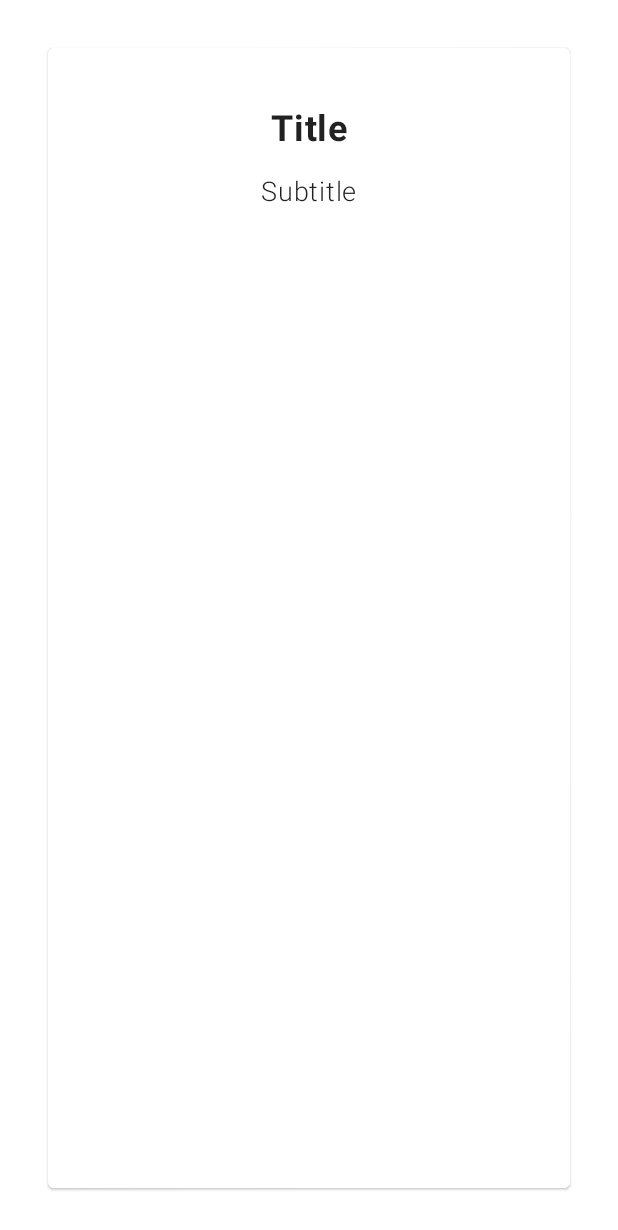
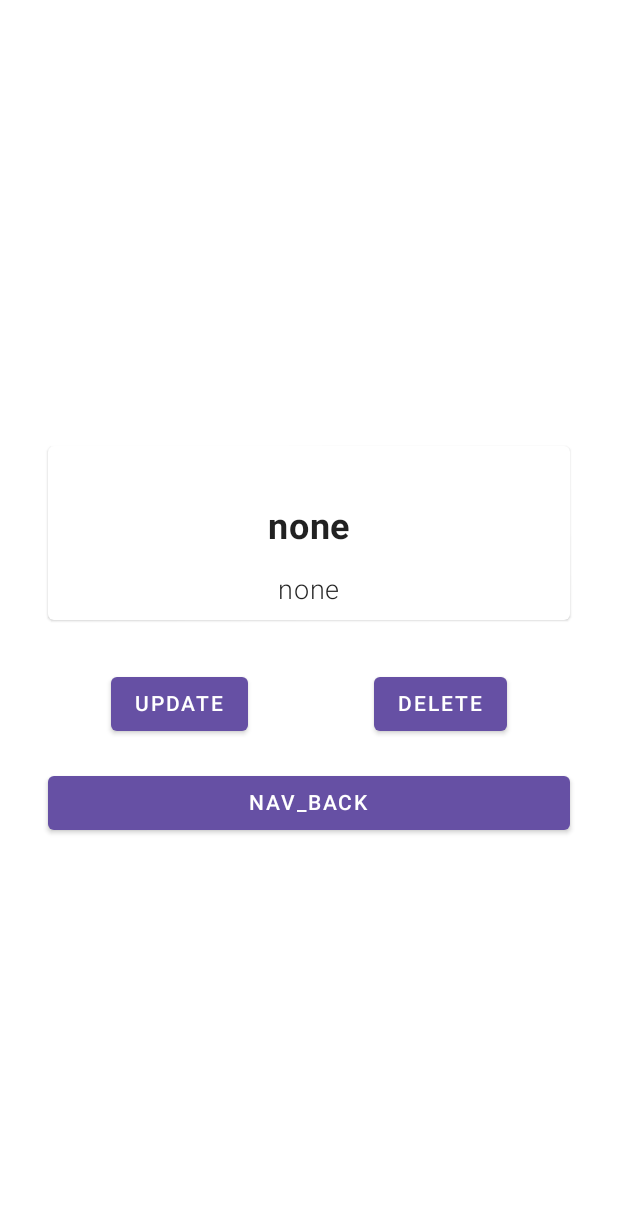
Before and after one commit to TerreDHermes/VoiceHandler, an Android app built with Jetpack Compose: the @Preview function prevNoteScreen, on a phone screen of 412 x 824 dp. Shown: the top 1230 px of the screen. Run offline under Robolectric (Android 15) with nearby library versions, the phone set to English and light mode, and no system bars; our stand-ins replace Room's generated code, livedata-compose.

Commit message:
We put all the text in a separate file. Passed the note ID to our Note Screen. Added functions for updating and deleting notes from the Room database in the ViewModel. We added and set up a simple Bottom Sheet using Jetpack Compose

```diff
--- a/app/src/main/java/com/example/voicehandler/database/room/AppRoomDatabase.kt
+++ b/app/src/main/java/com/example/voicehandler/database/room/AppRoomDatabase.kt
@@ -6,6 +6,7 @@ import androidx.room.Room
 import androidx.room.RoomDatabase
 import com.example.voicehandler.database.room.dao.NoteRoomDao
 import com.example.voicehandler.model.Note
+import com.example.voicehandler.utils.Constants.Keys.NOTE_DATABASE
 
 
 @Database(entities = [Note::class], version = 1)
@@ -22,7 +23,7 @@ abstract class AppRoomDatabase : RoomDatabase(){
                 INSTANCE = Room.databaseBuilder(
                     context,
                     AppRoomDatabase::class.java,
-                    "notes_database"
+                    NOTE_DATABASE
                 ).build()
                 INSTANCE as AppRoomDatabase
             } else INSTANCE as AppRoomDatabase
--- a/app/src/main/java/com/example/voicehandler/model/Note.kt
+++ b/app/src/main/java/com/example/voicehandler/model/Note.kt
@@ -3,8 +3,9 @@ package com.example.voicehandler.model
 import androidx.room.ColumnInfo
 import androidx.room.Entity
 import androidx.room.PrimaryKey
+import com.example.voicehandler.utils.Constants.Keys.NOTES_TABLE
 
-@Entity(tableName = "notes_table")
+@Entity(tableName = NOTES_TABLE)
 data class Note(
     @PrimaryKey(autoGenerate = true)
     val id: Int = 0,
--- a/app/src/main/java/com/example/voicehandler/screens/Main.kt
+++ b/app/src/main/java/com/example/voicehandler/screens/Main.kt
@@ -33,6 +33,7 @@ import com.example.voicehandler.MainViewModelFactory
 import com.example.voicehandler.model.Note
 import com.example.voicehandler.navigation.NavRoute
 import com.example.voicehandler.ui.theme.VoiceHandlerTheme
+import com.example.voicehandler.utils.Constants
 
 
 @SuppressLint("UnusedMaterialScaffoldPaddingParameter")
@@ -64,7 +65,7 @@ fun NoteItem(note: Note, navController: NavHostController){
             .fillMaxWidth()
             .padding(vertical = 8.dp, horizontal = 24.dp)
             .clickable {
-                navController.navigate(NavRoute.Note.route)
+                navController.navigate(NavRoute.Note.route + "/${note.id}")
             },
         elevation = 6.dp
     ) {
--- a/app/src/main/java/com/example/voicehandler/screens/Note.kt
+++ b/app/src/main/java/com/example/voicehandler/screens/Note.kt
@@ -4,12 +4,28 @@ import android.annotation.SuppressLint
 import android.app.Application
 import androidx.compose.foundation.layout.Arrangement
 import androidx.compose.foundation.layout.Column
+import androidx.compose.foundation.layout.Row
 import androidx.compose.foundation.layout.fillMaxSize
+import androidx.compose.foundation.layout.fillMaxWidth
 import androidx.compose.foundation.layout.padding
+import androidx.compose.foundation.shape.RoundedCornerShape
+import androidx.compose.material.Button
 import androidx.compose.material.Card
+import androidx.compose.material.ExperimentalMaterialApi
+import androidx.compose.material.ModalBottomSheetLayout
+import androidx.compose.material.ModalBottomSheetValue
+import androidx.compose.material.OutlinedTextField
 import androidx.compose.material.Scaffold
+import androidx.compose.material.Surface
 import androidx.compose.material.Text
+import androidx.compose.material.rememberModalBottomSheetState
 import androidx.compose.runtime.Composable
+import androidx.compose.runtime.getValue
+import androidx.compose.runtime.livedata.observeAsState
+import androidx.compose.runtime.mutableStateOf
+import androidx.compose.runtime.remember
+import androidx.compose.runtime.rememberCoroutineScope
+import androidx.compose.runtime.setValue
 import androidx.compose.ui.Alignment
 import androidx.compose.ui.Modifier
 import androidx.compose.ui.platform.LocalContext
@@ -22,12 +38,69 @@ import androidx.navigation.NavHostController
 import androidx.navigation.compose.rememberNavController
 import com.example.voicehandler.MainViewModel
 import com.example.voicehandler.MainViewModelFactory
+import com.example.voicehandler.model.Note
+import com.example.voicehandler.navigation.NavRoute
 import com.example.voicehandler.ui.theme.VoiceHandlerTheme
+import com.example.voicehandler.utils.Constants
+import kotlinx.coroutines.launch
 
 
+@OptIn(ExperimentalMaterialApi::class)
 @SuppressLint("UnusedMaterialScaffoldPaddingParameter")
 @Composable
-fun NoteScreen(navController: NavHostController, viewModel: MainViewModel) {
+fun NoteScreen(navController: NavHostController, viewModel: MainViewModel, noteId: String?) {
+    val notes = viewModel.reaAllNotes().observeAsState(listOf()).value
+    val note = notes.firstOrNull{ it.id == noteId?.toInt()} ?: Note(title = Constants.Keys.NONE, subtitle = Constants.Keys.NONE)
+    val bottomSheetState = rememberModalBottomSheetState(initialValue = ModalBottomSheetValue.Hidden)
+    val coroutineScope = rememberCoroutineScope()
+    var title by remember { mutableStateOf(Constants.Keys.EMPTY) }
+    var subtitle by remember { mutableStateOf(Constants.Keys.EMPTY) }
+
+    ModalBottomSheetLayout(
+        sheetState = bottomSheetState,
+        sheetElevation = 5.dp,
+        sheetShape = RoundedCornerShape(topStart = 30.dp, topEnd = 30.dp),
+        sheetContent = {
+            Surface {
+                Column(
+                    modifier = Modifier
+                        .fillMaxSize()
+                        .padding(all = 32.dp)
+                ) {
+                    Text(
+                        text = Constants.Keys.EDIT_NOTE,
+                        fontSize = 18.sp,
+                        fontWeight = FontWeight.Bold,
+                        modifier = Modifier.padding(vertical = 8.dp)
+                    )
+                    OutlinedTextField(
+                        value = title,
+                        onValueChange = {title=it},
+                        label = { Text(text = Constants.Keys.TITLE)},
+                        isError = title.isEmpty()
+                    )
+                    OutlinedTextField(
+                        value = subtitle,
+                        onValueChange = {subtitle=it},
+                        label = { Text(text = Constants.Keys.SUBTITLE)},
+                        isError = subtitle.isEmpty()
+                    )
+                    Button(
+                        modifier = Modifier.padding(16.dp),
+                        onClick = {
+                            viewModel.updateNote(note =
+                            Note(id = note.id, title = title, subtitle = subtitle)){
+                                navController.navigate(NavRoute.Main.route)
+                            }
+                        }
+                    ) {
+                        Text(text = Constants.Keys.UPDATE_NOTE)
+                    }
+                }
+
+            }
+        }
+    ) {
         Scaffold(
             modifier = Modifier.fillMaxSize()
         ) {
@@ -38,7 +111,7 @@ fun NoteScreen(navController: NavHostController, viewModel: MainViewModel) {
             ) {
                 Card(
                     modifier = Modifier
-                    .fillMaxSize()
+                        .fillMaxWidth()
                         .padding(32.dp)
                 ) {
                     Column(
@@ -46,23 +119,60 @@ fun NoteScreen(navController: NavHostController, viewModel: MainViewModel) {
                         horizontalAlignment = Alignment.CenterHorizontally
                     ) {
                         Text(
-                        text = "Title",
+                            text = note.title,
                             fontSize = 24.sp,
                             fontWeight = FontWeight.Bold,
                             modifier = Modifier.padding(top = 32.dp)
                         )
                         Text(
-                        text = "Subtitle",
+                            text = note.subtitle,
                             fontSize = 18.sp,
                             fontWeight = FontWeight.Light,
                             modifier = Modifier.padding(top = 16.dp)
                         )
                     }
                 }
+                Row (
+                    modifier = Modifier
+                        .padding(horizontal = 32.dp)
+                        .fillMaxWidth(),
+                    verticalAlignment = Alignment.CenterVertically,
+                    horizontalArrangement = Arrangement.SpaceAround
+                ){
+                    Button(onClick = {
+                        coroutineScope.launch{
+                            title = note.title
+                            subtitle = note.subtitle
+                            bottomSheetState.show()
+                        }
+                    }) {
+                        Text(text = Constants.Keys.UPDATE)
+                    }
+                    Button(onClick = {
+                        viewModel.deleteNote(note = note){
+                            navController.navigate(NavRoute.Main.route)
+                        }
+                    }) {
+                        Text(text = Constants.Keys.DELETE)
+                    }
+
+                }
+                Button(
+                    modifier = Modifier
+                        .padding(top = 18.dp)
+                        .padding(horizontal = 32.dp)
+                        .fillMaxWidth(),
+                    onClick = {
+                        navController.navigate(NavRoute.Main.route)
+                    }) {
+                    Text(text = Constants.Keys.NAV_BACK)
+                }
 
             }
 
         }
+    }
+
 }
 
 @Preview(showBackground = true)
@@ -72,6 +182,10 @@ fun prevNoteScreen(){
         val context = LocalContext.current
         val mViewModel: MainViewModel =
             viewModel(factory = MainViewModelFactory(context.applicationContext as Application))
-        NoteScreen(navController = rememberNavController(), viewModel = mViewModel)
+        NoteScreen(
+            navController = rememberNavController(),
+            viewModel = mViewModel,
+            noteId = "1"
+        )
     }
 }
```
Also changed, not shown: app/src/main/java/com/example/voicehandler/MainViewModel.kt (+20 -0 lines), app/src/main/java/com/example/voicehandler/navigation/NotesNavHost.kt (+8 -5 lines), app/src/main/java/com/example/voicehandler/screens/Add.kt (+5 -4 lines), app/src/main/java/com/example/voicehandler/screens/Start.kt (+4 -3 lines), app/src/main/java/com/example/voicehandler/utils/Constants.kt (+32 -0 lines). Lines whose indentation alone changed are shown as unchanged.
